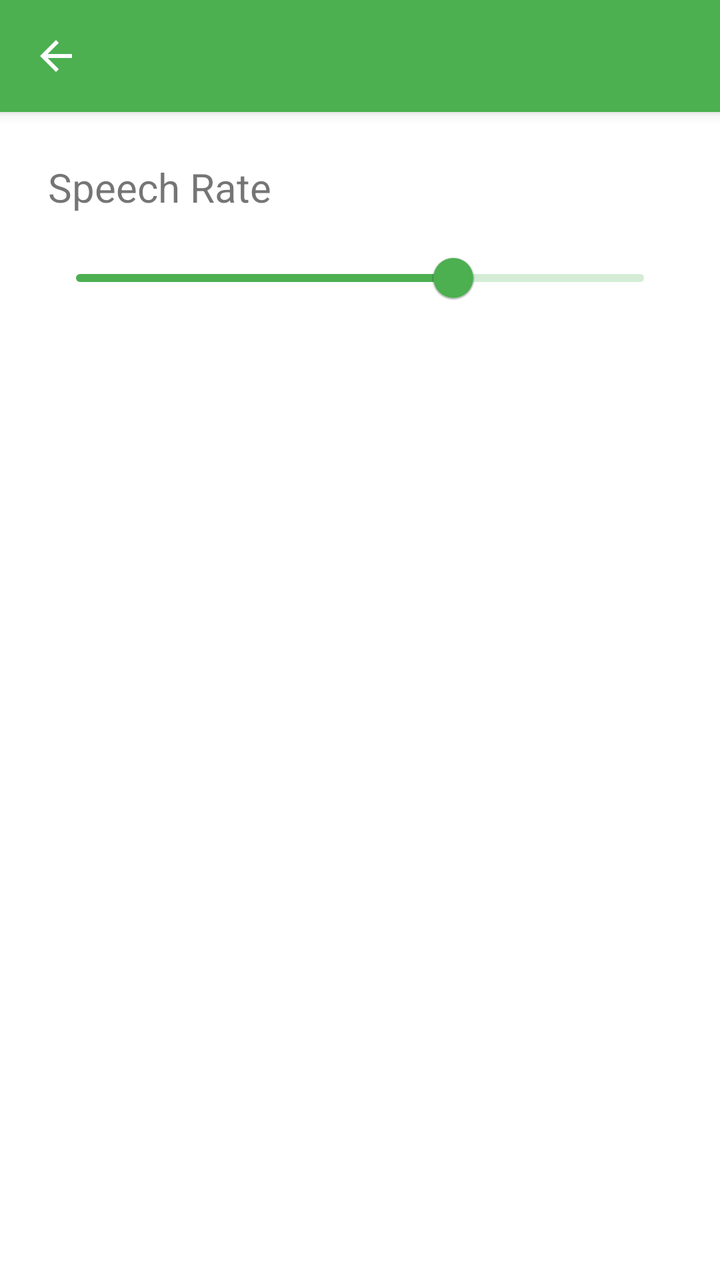
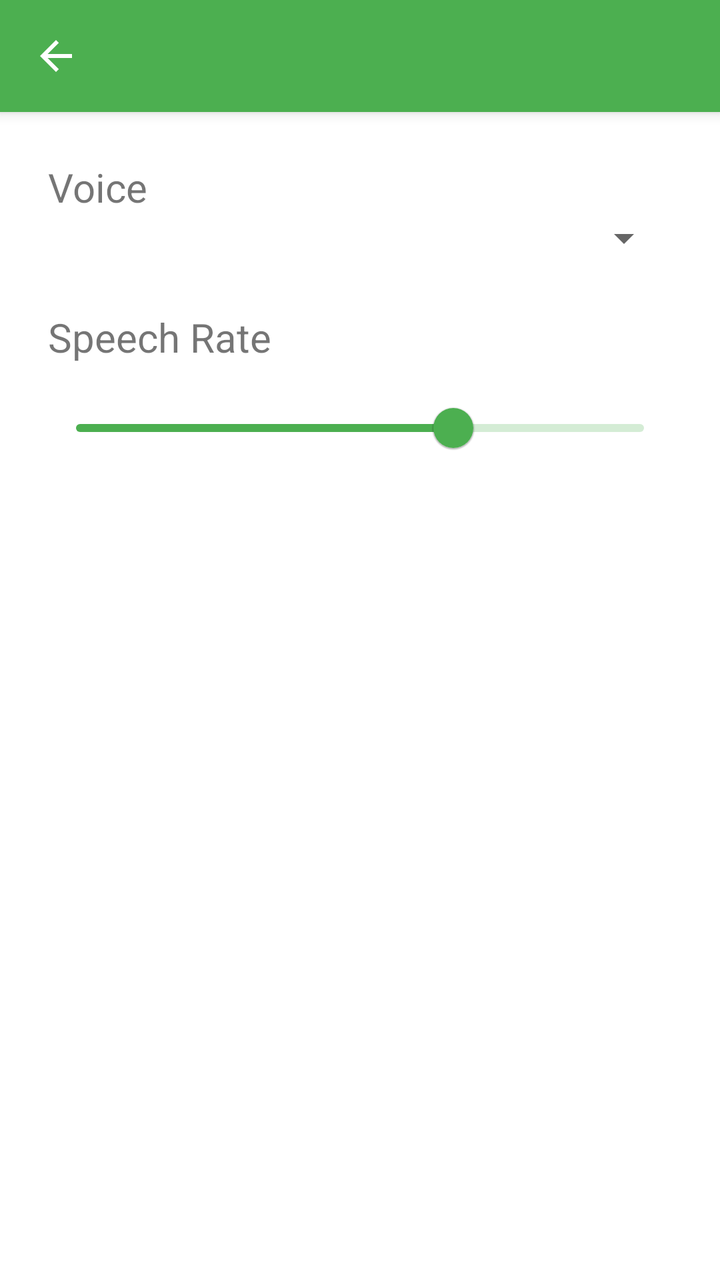

An Android layout rendered at two revisions. The XML below is the earlier revision; the diff shows what the commit changed to produce the second picture.
<!-- AndroidManifest.xml: application theme Theme.Affirmative -->
<!-- res/layout/activity_settings.xml -->
<?xml version="1.0" encoding="utf-8"?>
<androidx.coordinatorlayout.widget.CoordinatorLayout
    xmlns:android="http://schemas.android.com/apk/res/android"
    xmlns:app="http://schemas.android.com/apk/res-auto"
    android:layout_width="match_parent"
    android:layout_height="match_parent">

    <com.google.android.material.appbar.AppBarLayout
        android:layout_width="match_parent"
        android:layout_height="wrap_content">

        <com.google.android.material.appbar.MaterialToolbar
            android:id="@+id/toolbar"
            android:layout_width="match_parent"
            android:layout_height="?attr/actionBarSize"
            android:title="Settings"
            app:navigationIcon="@drawable/ic_arrow_back" />

    </com.google.android.material.appbar.AppBarLayout>

    <LinearLayout
        android:layout_width="match_parent"
        android:layout_height="wrap_content"
        android:orientation="vertical"
        android:padding="24dp"
        app:layout_behavior="@string/appbar_scrolling_view_behavior">

        <TextView
            android:layout_width="wrap_content"
            android:layout_height="wrap_content"
            android:text="Speech Rate"
            android:textSize="@dimen/settings_label_text_size" />

        <com.google.android.material.slider.Slider
            android:id="@+id/slider_speech_rate"
            android:layout_width="match_parent"
            android:layout_height="wrap_content"
            android:layout_marginTop="8dp"
            android:valueFrom="0.2"
            android:valueTo="1.4"
            android:value="1.0"
            app:labelBehavior="floating" />

        <TextView
            android:id="@+id/tv_speech_rate_value"
            android:layout_width="wrap_content"
            android:layout_height="wrap_content"
            android:layout_marginTop="4dp"
            android:textSize="@dimen/settings_label_text_size" />

    </LinearLayout>

</androidx.coordinatorlayout.widget.CoordinatorLayout>
<!-- resources referenced by this layout -->
<resources>
  <dimen name="settings_label_text_size">20sp</dimen>
  <!-- drawable ic_arrow_back (drawable) -->
  <?xml version="1.0" encoding="utf-8"?>
  <vector xmlns:android="http://schemas.android.com/apk/res/android"
      android:width="24dp"
      android:height="24dp"
      android:viewportWidth="24"
      android:viewportHeight="24"
      android:tint="?attr/colorOnPrimary">
      <path
          android:fillColor="@android:color/white"
          android:pathData="M20,11H7.83l5.59,-5.59L12,4l-8,8 8,8 1.41,-1.41L7.83,13H20v-2z" />
  </vector>
  <style name="Theme.Affirmative" parent="Theme.MaterialComponents.DayNight.NoActionBar">
          <item name="colorPrimary">@color/green_500</item>
          <item name="colorPrimaryVariant">@color/green_700</item>
          <item name="colorOnPrimary">#FFFFFF</item>
          <item name="android:statusBarColor">@color/green_700</item>
      </style>
  <color name="green_500">#4CAF50</color>
  <color name="green_700">#388E3C</color>
</resources>

<!-- the commit's change to res/layout/activity_settings.xml (unified diff, before → after) -->
@@ -28,6 +28,18 @@
         <TextView
             android:layout_width="wrap_content"
             android:layout_height="wrap_content"
+            android:text="Voice"
+            android:textSize="@dimen/settings_label_text_size" />
+
+        <Spinner
+            android:id="@+id/spinner_voice"
+            android:layout_width="match_parent"
+            android:layout_height="wrap_content"
+            android:layout_marginBottom="24dp" />
+
+        <TextView
+            android:layout_width="wrap_content"
+            android:layout_height="wrap_content"
             android:text="Speech Rate"
             android:textSize="@dimen/settings_label_text_size" />
 
